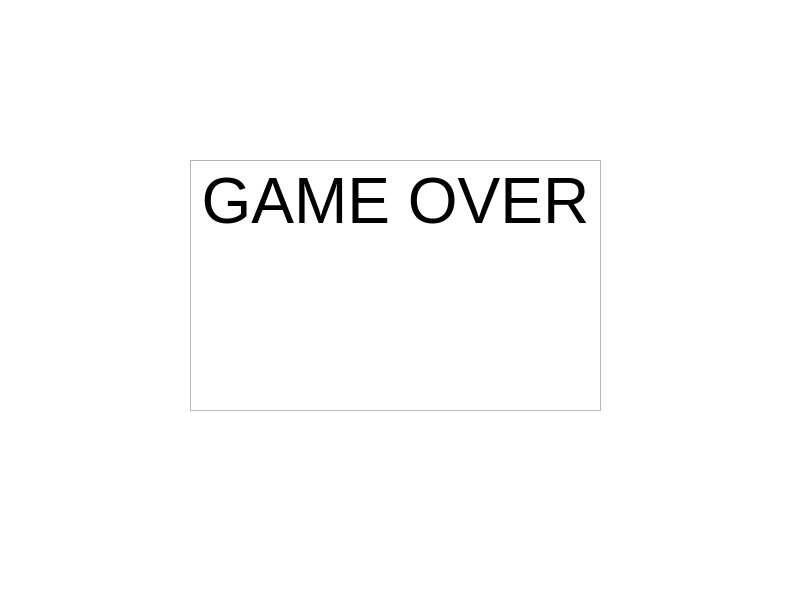
VincentVole/PIC-10C-Project, file 10C_Project/mainwindow.ui: the form before one commit.
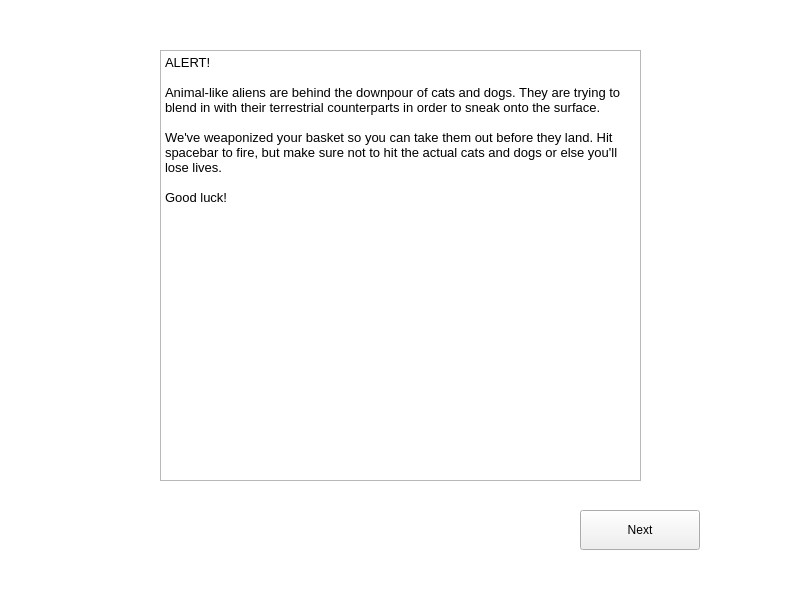
The form after the commit.

Patch:
```diff
--- a/10C_Project/mainwindow.ui
+++ b/10C_Project/mainwindow.ui
@@ -67,7 +67,11 @@
 &lt;html&gt;&lt;head&gt;&lt;meta name=&quot;qrichtext&quot; content=&quot;1&quot; /&gt;&lt;style type=&quot;text/css&quot;&gt;
 p, li { white-space: pre-wrap; }
 &lt;/style&gt;&lt;/head&gt;&lt;body style=&quot; font-family:'MS Shell Dlg 2'; font-size:8pt; font-weight:400; font-style:normal;&quot;&gt;
-&lt;p style=&quot; margin-top:0px; margin-bottom:0px; margin-left:0px; margin-right:0px; -qt-block-indent:0; text-indent:0px;&quot;&gt;Add instructions later.&lt;/p&gt;&lt;/body&gt;&lt;/html&gt;</string>
+&lt;p style=&quot; margin-top:0px; margin-bottom:0px; margin-left:0px; margin-right:0px; -qt-block-indent:0; text-indent:0px;&quot;&gt;&lt;span style=&quot; font-size:11pt;&quot;&gt;It's raining cats and dogs! &lt;/span&gt;&lt;/p&gt;
+&lt;p style=&quot;-qt-paragraph-type:empty; margin-top:0px; margin-bottom:0px; margin-left:0px; margin-right:0px; -qt-block-indent:0; text-indent:0px; font-size:11pt;&quot;&gt;&lt;br /&gt;&lt;/p&gt;
+&lt;p style=&quot; margin-top:0px; margin-bottom:0px; margin-left:0px; margin-right:0px; -qt-block-indent:0; text-indent:0px;&quot;&gt;&lt;span style=&quot; font-size:11pt;&quot;&gt;Use the left and right arrow keys to move your character back and forth. &lt;/span&gt;&lt;/p&gt;
+&lt;p style=&quot;-qt-paragraph-type:empty; margin-top:0px; margin-bottom:0px; margin-left:0px; margin-right:0px; -qt-block-indent:0; text-indent:0px; font-size:11pt;&quot;&gt;&lt;br /&gt;&lt;/p&gt;
+&lt;p style=&quot; margin-top:0px; margin-bottom:0px; margin-left:0px; margin-right:0px; -qt-block-indent:0; text-indent:0px;&quot;&gt;&lt;span style=&quot; font-size:11pt;&quot;&gt;Catch the cats and dogs before they reach the ground to increase your score!&lt;/span&gt;&lt;/p&gt;&lt;/body&gt;&lt;/html&gt;</string>
     </property>
    </widget>
    <widget class="QGraphicsView" name="game">
@@ -106,6 +110,50 @@
 &lt;p align=&quot;center&quot; style=&quot; margin-top:0px; margin-bottom:0px; margin-left:0px; margin-right:0px; -qt-block-indent:0; text-indent:0px;&quot;&gt;&lt;span style=&quot; font-size:48pt;&quot;&gt;GAME OVER&lt;/span&gt;&lt;/p&gt;&lt;/body&gt;&lt;/html&gt;</string>
     </property>
    </widget>
+   <widget class="QTextEdit" name="stage2_instructions">
+    <property name="geometry">
+     <rect>
+      <x>160</x>
+      <y>50</y>
+      <width>481</width>
+      <height>431</height>
+     </rect>
+    </property>
+    <property name="html">
+     <string>&lt;!DOCTYPE HTML PUBLIC &quot;-//W3C//DTD HTML 4.0//EN&quot; &quot;http://www.w3.org/TR/REC-html40/strict.dtd&quot;&gt;
+&lt;html&gt;&lt;head&gt;&lt;meta name=&quot;qrichtext&quot; content=&quot;1&quot; /&gt;&lt;style type=&quot;text/css&quot;&gt;
+p, li { white-space: pre-wrap; }
+&lt;/style&gt;&lt;/head&gt;&lt;body style=&quot; font-family:'MS Shell Dlg 2'; font-size:8pt; font-weight:400; font-style:normal;&quot;&gt;
+&lt;p style=&quot; margin-top:0px; margin-bottom:0px; margin-left:0px; margin-right:0px; -qt-block-indent:0; text-indent:0px;&quot;&gt;&lt;span style=&quot; font-size:10pt;&quot;&gt;ALERT!&lt;/span&gt;&lt;/p&gt;
+&lt;p style=&quot;-qt-paragraph-type:empty; margin-top:0px; margin-bottom:0px; margin-left:0px; margin-right:0px; -qt-block-indent:0; text-indent:0px; font-size:10pt;&quot;&gt;&lt;br /&gt;&lt;/p&gt;
+&lt;p style=&quot; margin-top:0px; margin-bottom:0px; margin-left:0px; margin-right:0px; -qt-block-indent:0; text-indent:0px;&quot;&gt;&lt;span style=&quot; font-size:10pt;&quot;&gt;Animal-like aliens are behind the downpour of cats and dogs. They are trying to blend in with their terrestrial counterparts in order to sneak onto the surface.&lt;/span&gt;&lt;/p&gt;
+&lt;p style=&quot;-qt-paragraph-type:empty; margin-top:0px; margin-bottom:0px; margin-left:0px; margin-right:0px; -qt-block-indent:0; text-indent:0px; font-size:10pt;&quot;&gt;&lt;br /&gt;&lt;/p&gt;
+&lt;p style=&quot; margin-top:0px; margin-bottom:0px; margin-left:0px; margin-right:0px; -qt-block-indent:0; text-indent:0px;&quot;&gt;&lt;span style=&quot; font-size:10pt;&quot;&gt;We've weaponized your basket so you can take them out before they land. Hit spacebar to fire, but make sure not to hit the actual cats and dogs or else you'll lose lives.&lt;/span&gt;&lt;/p&gt;
+&lt;p style=&quot;-qt-paragraph-type:empty; margin-top:0px; margin-bottom:0px; margin-left:0px; margin-right:0px; -qt-block-indent:0; text-indent:0px; font-size:10pt;&quot;&gt;&lt;br /&gt;&lt;/p&gt;
+&lt;p style=&quot; margin-top:0px; margin-bottom:0px; margin-left:0px; margin-right:0px; -qt-block-indent:0; text-indent:0px;&quot;&gt;&lt;span style=&quot; font-size:10pt;&quot;&gt;Good luck!&lt;/span&gt;&lt;/p&gt;&lt;/body&gt;&lt;/html&gt;</string>
+    </property>
+   </widget>
+   <widget class="QPushButton" name="nextButton">
+    <property name="geometry">
+     <rect>
+      <x>580</x>
+      <y>510</y>
+      <width>120</width>
+      <height>40</height>
+     </rect>
+    </property>
+    <property name="text">
+     <string>Next</string>
+    </property>
+   </widget>
+   <zorder>startButton</zorder>
+   <zorder>instructionButton</zorder>
+   <zorder>backButton</zorder>
+   <zorder>game</zorder>
+   <zorder>game_over_text</zorder>
+   <zorder>instructionText</zorder>
+   <zorder>stage2_instructions</zorder>
+   <zorder>nextButton</zorder>
   </widget>
  </widget>
  <layoutdefault spacing="6" margin="11"/>
```
